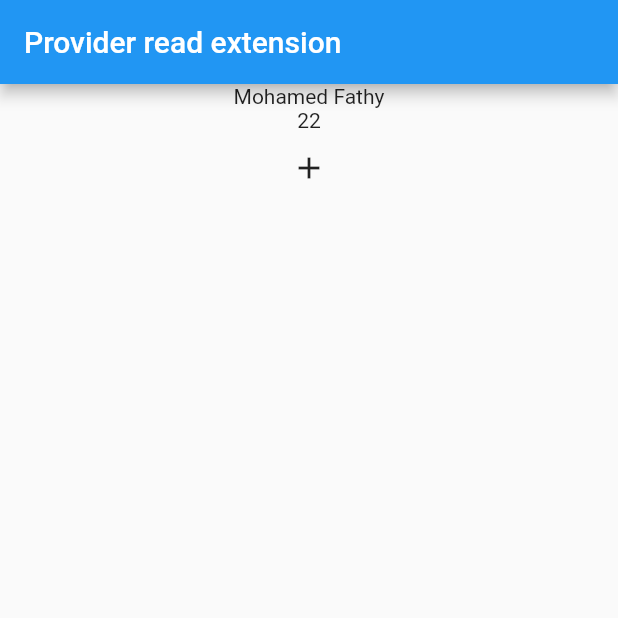
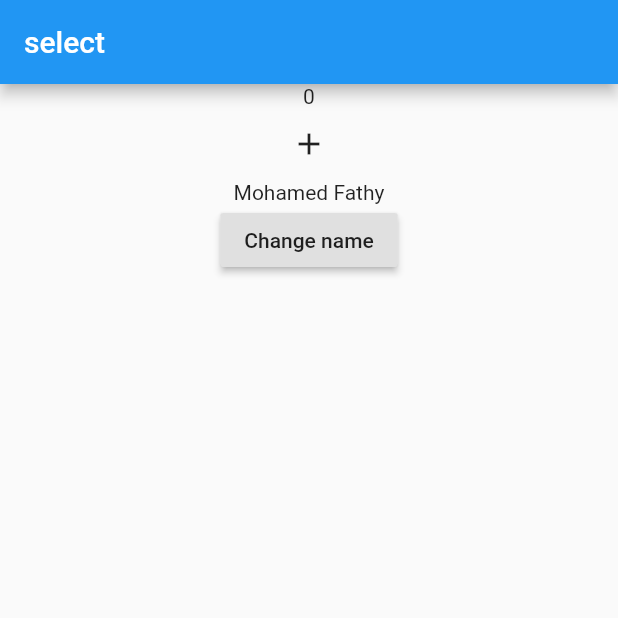
Before and after one commit to code2start/Flutter-State-Management, a Flutter app: the screen it shows after launch, on a phone screen of 412 x 824 dp, the top half of it. Run offline on Flutter 3.47's test engine with Material 2 defaults, Android fonts, the phone set to English and light mode, and no system bars.

Commit message:
Lesson 20

```diff
--- a/lib/home.dart
+++ b/lib/home.dart
@@ -1,19 +1,22 @@
 import 'package:flutter/material.dart';
+import 'package:provider/provider.dart';
 import 'package:state_management/mymodel.dart';
-import 'package:provider/provider.dart';
 
 class Home extends StatelessWidget {
   @override
   Widget build(BuildContext context) {
     return Scaffold(
       appBar: AppBar(
-        title: Text('Provider read extension'),
+        title: Text('select'),
       ),
       body: ChangeNotifierProvider(
-        create: (context) => MyModel('Mohamed Fathy', 22),
+        create: (context) => MyModel(),
         child: Center(
           child: Column(
-            children: <Widget>[MyNameWidget(), MyNumber()],
+            children: <Widget>[
+              Widget1(),
+              Widget2(),
+            ],
           ),
         ),
       ),
@@ -21,30 +24,40 @@ class Home extends StatelessWidget {
   }
 }
 
-class MyNameWidget extends StatelessWidget {
+class Widget1 extends StatelessWidget {
   @override
   Widget build(BuildContext context) {
-    var myModel = Provider.of<MyModel>(context, listen: false);
-    return Text(myModel.name);
-  }
-}
-
-class MyNumber extends StatelessWidget {
-  MyNumber({Key key}) : super(key: key);
-
-  @override
-  Widget build(BuildContext context) {
-    var m = context.watch<MyModel>();
+    var number = context.select((MyModel myModel) => myModel.number);
+    print('widget 1 called');
     return Column(
       children: <Widget>[
-        Text('${m.number}'),
+        Text(number.toString()),
         IconButton(
           icon: Icon(Icons.add),
           onPressed: () {
-            m.inc();
+            Provider.of<MyModel>(context, listen: false).inc();
           },
         )
       ],
     );
   }
 }
+
+class Widget2 extends StatelessWidget {
+  @override
+  Widget build(BuildContext context) {
+    print('Widget2 called');
+    var name = context.select((MyModel myModel) => myModel.name);
+    return Column(
+      children: <Widget>[
+        Text(name),
+        RaisedButton(
+          child: Text('Change name'),
+          onPressed: () {
+            Provider.of<MyModel>(context, listen: false).changeName();
+          },
+        )
+      ],
+    );
+  }
+}
--- a/lib/mymodel.dart
+++ b/lib/mymodel.dart
@@ -1,12 +1,15 @@
-import 'package:flutter/foundation.dart';
+import 'package:flutter/cupertino.dart';
 
 class MyModel with ChangeNotifier {
-  String name;
-  int number;
-  MyModel(this.name, this.number);
-
+  int number = 0;
+  String name = 'Mohamed Fathy';
   inc() {
     number++;
     notifyListeners();
   }
+
+  changeName() {
+    name = "Ahmed Mohamed";
+    notifyListeners();
+  }
 }
```
